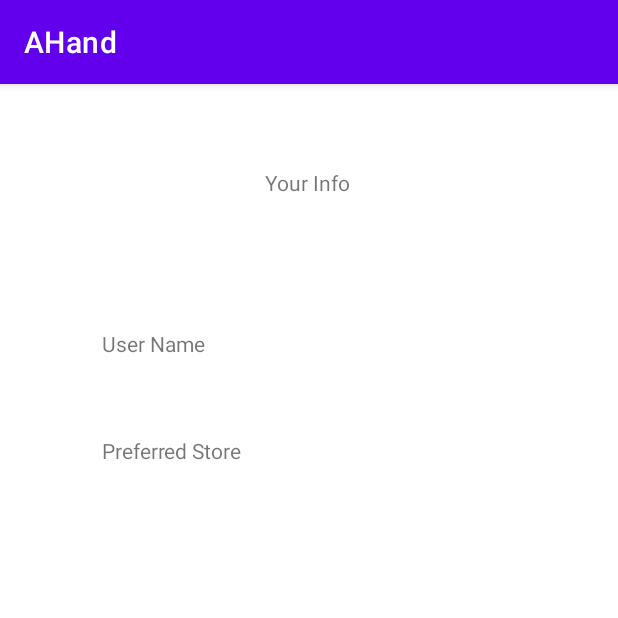
After one commit to azzidahaka/Final-Project-sem-6-, an Android app: the CustomerInfo screen opened directly, with no data from a screen before it, on a phone screen of 412 x 824 dp, the top half of it. The commit adds this screen. Run offline under Robolectric (Android 15) with nearby library versions, the phone set to English and light mode, and no system bars.

Commit message:
Adding Customer: Home, Info, ProductInfo activities, minor changes in string table

```diff
--- a/app/src/main/AndroidManifest.xml
+++ b/app/src/main/AndroidManifest.xml
@@ -9,9 +9,12 @@
         android:roundIcon="@mipmap/ic_launcher_round"
         android:supportsRtl="true"
         android:theme="@style/Theme.FinalProject">
+        <activity android:name=".CustomerProductInfo"></activity>
+        <activity android:name=".CustomerInfo" />
+        <activity android:name=".CustomerHome" />
         <activity
             android:name=".ui.login.LoginActivity"
-            android:label="@string/title_activity_login"></activity>
+            android:label="@string/title_activity_login" />
         <activity android:name=".EmployeeHome" />
         <activity android:name=".MainActivity">
             <intent-filter>
--- /dev/null
+++ b/app/src/main/java/com/example/finalproject/CustomerInfo.kt
@@ -0,0 +1,11 @@
+package com.example.finalproject
+
+import androidx.appcompat.app.AppCompatActivity
+import android.os.Bundle
+
+class CustomerInfo : AppCompatActivity() {
+    override fun onCreate(savedInstanceState: Bundle?) {
+        super.onCreate(savedInstanceState)
+        setContentView(R.layout.activity_customer_info)
+    }
+}
--- /dev/null
+++ b/app/src/main/res/layout/activity_customer_info.xml
@@ -0,0 +1,59 @@
+<?xml version="1.0" encoding="utf-8"?>
+<androidx.constraintlayout.widget.ConstraintLayout xmlns:android="http://schemas.android.com/apk/res/android"
+    xmlns:app="http://schemas.android.com/apk/res-auto"
+    xmlns:tools="http://schemas.android.com/tools"
+    android:layout_width="match_parent"
+    android:layout_height="match_parent"
+    tools:context=".CustomerInfo">
+
+    <TextView
+        android:id="@+id/textViewUserName"
+        android:layout_width="wrap_content"
+        android:layout_height="wrap_content"
+        android:layout_marginStart="68dp"
+        android:layout_marginTop="88dp"
+        android:text="@string/user_name"
+        app:layout_constraintStart_toStartOf="parent"
+        app:layout_constraintTop_toBottomOf="@+id/textViewUserInfo" />
+
+    <TextView
+        android:id="@+id/textViewUserNameEdit"
+        android:layout_width="wrap_content"
+        android:layout_height="wrap_content"
+        android:layout_marginTop="88dp"
+        app:layout_constraintEnd_toEndOf="parent"
+        app:layout_constraintHorizontal_bias="0.485"
+        app:layout_constraintStart_toEndOf="@+id/textViewUserName"
+        app:layout_constraintTop_toBottomOf="@+id/textViewUserInfo" />
+
+    <TextView
+        android:id="@+id/textViewPreferredStore"
+        android:layout_width="wrap_content"
+        android:layout_height="wrap_content"
+        android:layout_marginStart="68dp"
+        android:layout_marginTop="52dp"
+        android:text="@string/preferred_store"
+        app:layout_constraintStart_toStartOf="parent"
+        app:layout_constraintTop_toBottomOf="@+id/textViewUserName" />
+
+    <TextView
+        android:id="@+id/textViewPreferredStoreEdit"
+        android:layout_width="wrap_content"
+        android:layout_height="wrap_content"
+        android:layout_marginTop="52dp"
+        app:layout_constraintEnd_toEndOf="parent"
+        app:layout_constraintHorizontal_bias="0.42"
+        app:layout_constraintStart_toEndOf="@+id/textViewPreferredStore"
+        app:layout_constraintTop_toBottomOf="@+id/textViewUserNameEdit" />
+
+    <TextView
+        android:id="@+id/textViewUserInfo"
+        android:layout_width="wrap_content"
+        android:layout_height="wrap_content"
+        android:layout_marginTop="56dp"
+        android:text="@string/user_info"
+        app:layout_constraintEnd_toEndOf="parent"
+        app:layout_constraintHorizontal_bias="0.498"
+        app:layout_constraintStart_toStartOf="parent"
+        app:layout_constraintTop_toTopOf="parent" />
+</androidx.constraintlayout.widget.ConstraintLayout>
--- a/app/src/main/res/values/strings.xml
+++ b/app/src/main/res/values/strings.xml
@@ -18,4 +18,9 @@
     <string name="back_to_scanner">Back To Scanner</string>
     <string name="user_name">User Name</string>
     <string name="preferred_store">Preferred Store</string>
+    <string name="product_name">Product Name</string>
+    <string name="product_size">Product Size</string>
+    <string name="product_qty">Quantity On Hand</string>
+    <string name="product_expire">Expire Date</string>
+    <string name="product_price">Product Price</string>
 </resources>
```
Also changed, not shown: app/src/main/java/com/example/finalproject/CustomerHome.kt (added, +16 -0 lines), app/src/main/java/com/example/finalproject/CustomerProductInfo.kt (added, +11 -0 lines), app/src/main/res/layout/activity_customer_home.xml (added, +50 -0 lines), app/src/main/res/layout/activity_customer_product_info.xml (added, +18 -0 lines).
